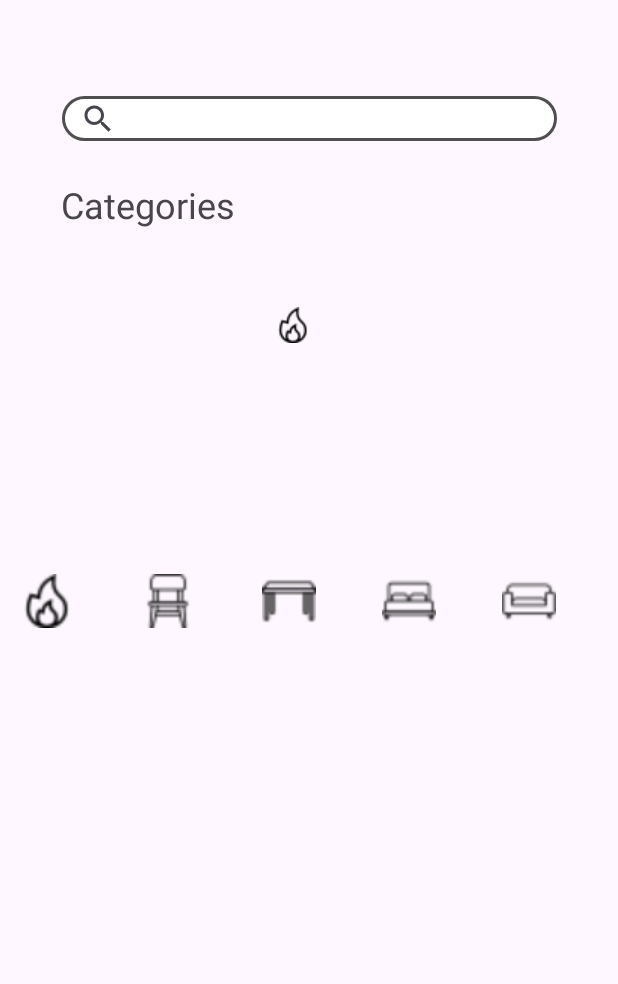
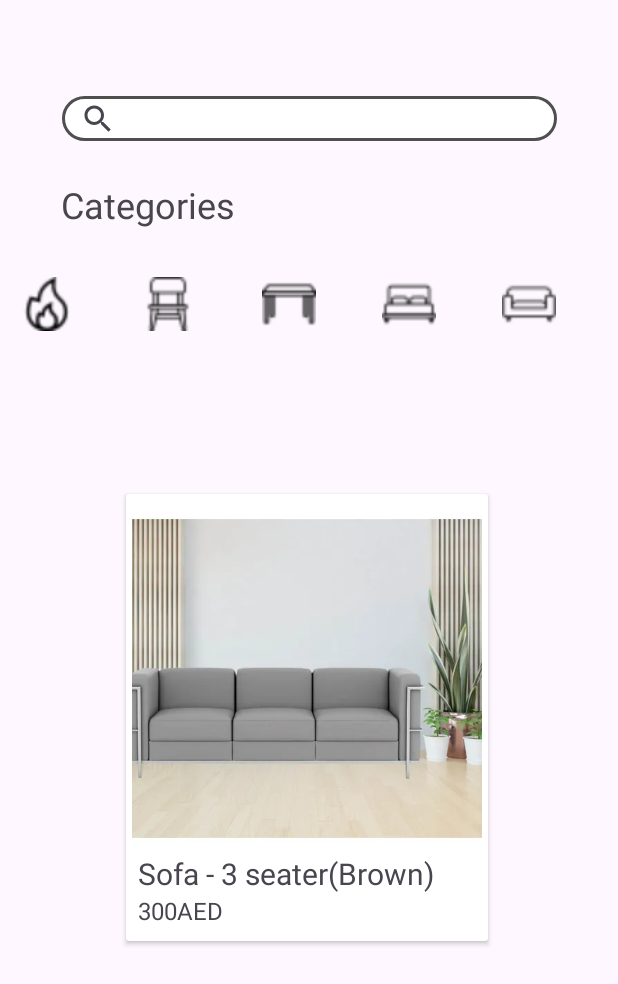
Before and after one commit to Raefabdulnazir/FurniCart, an Android app: the HomePageActivity screen opened directly, with no data from a screen before it, on a phone screen of 412 x 824 dp. Shown: the top 984 px of the screen. Run offline under Robolectric (Android 15) with nearby library versions, the phone set to English and light mode, and no system bars.

Commit message:
creating home page

```diff
--- a/app/src/main/java/com/example/furnicart/HomePageActivity.kt
+++ b/app/src/main/java/com/example/furnicart/HomePageActivity.kt
@@ -1,6 +1,9 @@
 package com.example.furnicart
 
+import android.media.Image
 import android.os.Bundle
+import android.view.View
+import android.widget.ImageView
 import androidx.appcompat.app.AppCompatActivity
 import androidx.recyclerview.widget.LinearLayoutManager
 import androidx.recyclerview.widget.RecyclerView
@@ -12,15 +15,51 @@ class HomePageActivity : AppCompatActivity() {
         super.onCreate(savedInstanceState)
         setContentView(R.layout.activity_home_page)
 
-        val iconList = listOf(
+     /*   val iconList = listOf(
             R.drawable.icon_popular,
             R.drawable.icon_chairs,
             R.drawable.icon_tables,
             R.drawable.icon_sofas,
             R.drawable.icon_beds
-        )
-        val recyclerView = findViewById<RecyclerView>(R.id.recyclerView)
+        )*/
+        /*val recyclerView = findViewById<RecyclerView>(R.id.recyclerView)
         recyclerView.layoutManager = LinearLayoutManager(this,LinearLayoutManager.HORIZONTAL,false)
-        recyclerView.adapter = IconAdapter(iconList)
+        recyclerView.adapter = IconAdapter(iconList)*/
+        val popularIcon = findViewById<ImageView>(R.id.popular_icon)
+        val chairIcon = findViewById<ImageView>(R.id.chair_icon)
+        val tableIcon = findViewById<ImageView>(R.id.table_icon)
+        val sofaIcon = findViewById<ImageView>(R.id.sofas_icon)
+        val bedIcon = findViewById<ImageView>(R.id.bed_icon)
+
+        popularIcon.setOnClickListener {
+            animateView(popularIcon)
+        }
+        chairIcon.setOnClickListener {
+            animateView(chairIcon)
+        }
+        tableIcon.setOnClickListener {
+            animateView(tableIcon)
+        }
+        sofaIcon.setOnClickListener {
+            animateView(sofaIcon)
+        }
+        bedIcon.setOnClickListener {
+            animateView(bedIcon)
+        }
+
+    }
+
+    fun animateView(view:View) {
+        view.animate()
+            .scaleX(1.2f)
+            .scaleY(1.2f)
+            .setDuration(300)
+            .withEndAction {
+                view.animate()
+                    .scaleX(1f)
+                    .scaleY(1f)
+                    .setDuration(300)
+                    .start()
+            }
     }
 }
--- a/app/src/main/java/com/example/furnicart/IconAdapter.kt
+++ b/app/src/main/java/com/example/furnicart/IconAdapter.kt
@@ -1,3 +1,4 @@
+/*
 package com.example.furnicart
 
 import android.view.LayoutInflater
@@ -39,4 +40,4 @@ class IconAdapter (private val iconList: List<Int>):RecyclerView.Adapter<IconAda
             }
         }
     }
-}
+}*/
--- a/app/src/main/res/layout/activity_home_page.xml
+++ b/app/src/main/res/layout/activity_home_page.xml
@@ -31,18 +31,18 @@
         app:layout_constraintTop_toBottomOf="@+id/searchBar"
         app:layout_constraintVertical_bias="0.037" />
 
-    <androidx.recyclerview.widget.RecyclerView
-        android:id="@+id/recyclerView"
-        android:layout_width="332dp"
-        android:layout_height="73dp"
-        android:orientation="horizontal"
-        app:layout_constraintBottom_toBottomOf="parent"
-        app:layout_constraintEnd_toEndOf="parent"
-        app:layout_constraintHorizontal_bias="0.367"
-        app:layout_constraintStart_toStartOf="parent"
-        app:layout_constraintTop_toBottomOf="@+id/categoriesTextView"
-        app:layout_constraintVertical_bias="0.046"
-        />
+<!--    <androidx.recyclerview.widget.RecyclerView-->
+<!--        android:id="@+id/recyclerView"-->
+<!--        android:layout_width="332dp"-->
+<!--        android:layout_height="73dp"-->
+<!--        android:orientation="horizontal"-->
+<!--        app:layout_constraintBottom_toBottomOf="parent"-->
+<!--        app:layout_constraintEnd_toEndOf="parent"-->
+<!--        app:layout_constraintHorizontal_bias="0.367"-->
+<!--        app:layout_constraintStart_toStartOf="parent"-->
+<!--        app:layout_constraintTop_toBottomOf="@+id/categoriesTextView"-->
+<!--        app:layout_constraintVertical_bias="0.046"-->
+<!--        />-->
 
     <LinearLayout
         android:id="@+id/testingLayout"
@@ -52,7 +52,8 @@
         app:layout_constraintBottom_toBottomOf="parent"
         app:layout_constraintEnd_toEndOf="parent"
         app:layout_constraintStart_toStartOf="parent"
-        app:layout_constraintTop_toTopOf="parent">
+        app:layout_constraintTop_toBottomOf="@+id/categoriesTextView"
+        app:layout_constraintVertical_bias="0.049">
 
         <ImageView
             android:id="@+id/popular_icon"
@@ -96,9 +97,79 @@
             android:layout_marginLeft="40dp"
             android:paddingHorizontal="2dp"
             android:paddingVertical="2dp"
-            android:src="@drawable/icon_sofas"
-            />
+            android:src="@drawable/icon_sofas" />
 
     </LinearLayout>
 
+    <androidx.constraintlayout.widget.ConstraintLayout
+        android:layout_width="377dp"
+        android:layout_height="442dp"
+        android:layout_marginTop="11dp"
+        app:layout_constraintBottom_toBottomOf="parent"
+        app:layout_constraintEnd_toEndOf="parent"
+        app:layout_constraintHorizontal_bias="0.47"
+        app:layout_constraintStart_toStartOf="parent"
+        app:layout_constraintTop_toBottomOf="@+id/testingLayout"
+        app:layout_constraintVertical_bias="0.0">
+
+        <androidx.cardview.widget.CardView
+            android:layout_width="241dp"
+            android:layout_height="298dp"
+            app:layout_constraintBottom_toBottomOf="parent"
+            app:layout_constraintEnd_toEndOf="parent"
+            app:layout_constraintStart_toStartOf="parent"
+            app:layout_constraintTop_toTopOf="parent">
+
+            <androidx.constraintlayout.widget.ConstraintLayout
+                android:layout_width="match_parent"
+                android:layout_height="match_parent"
+                android:padding="4dp">
+
+                <ImageView
+                    android:id="@+id/product1Img"
+                    android:layout_width="match_parent"
+                    android:layout_height="230dp"
+                    android:layout_marginTop="4dp"
+                    android:scaleType="centerCrop"
+                    android:src="@drawable/sample_sofa_img"
+                    app:layout_constraintEnd_toEndOf="parent"
+                    app:layout_constraintHorizontal_bias="1.0"
+                    app:layout_constraintStart_toStartOf="parent"
+                    app:layout_constraintTop_toTopOf="parent" />
+
+                <TextView
+                    android:id="@+id/productName"
+                    android:layout_width="match_parent"
+                    android:layout_height="wrap_content"
+                    android:layout_marginStart="4dp"
+                    android:layout_marginTop="1dp"
+                    android:text="Sofa - 3 seater(Brown)"
+                    android:textSize="20dp"
+                    app:layout_constraintBottom_toBottomOf="parent"
+                    app:layout_constraintEnd_toEndOf="parent"
+                    app:layout_constraintHorizontal_bias="0.25"
+                    app:layout_constraintStart_toStartOf="parent"
+                    app:layout_constraintTop_toBottomOf="@+id/product1Img"
+                    app:layout_constraintVertical_bias="0.0" />
+
+                <TextView
+                    style=""
+                    android:layout_width="match_parent"
+                    android:layout_height="wrap_content"
+                    android:layout_marginStart="4dp"
+
+                    android:text="300AED"
+                    android:textSize="16sp"
+                    app:layout_constraintBottom_toBottomOf="parent"
+                    app:layout_constraintEnd_toEndOf="parent"
+                    app:layout_constraintHorizontal_bias="0.0"
+                    app:layout_constraintStart_toStartOf="parent"
+                    app:layout_constraintTop_toBottomOf="@+id/productName"
+                    app:layout_constraintVertical_bias="0.0" />
+
+            </androidx.constraintlayout.widget.ConstraintLayout>
+
+        </androidx.cardview.widget.CardView>
+    </androidx.constraintlayout.widget.ConstraintLayout>
+
 </androidx.constraintlayout.widget.ConstraintLayout>
```
Also changed, not shown: app/src/main/res/drawable/sample_sofa_img.webp (added).
